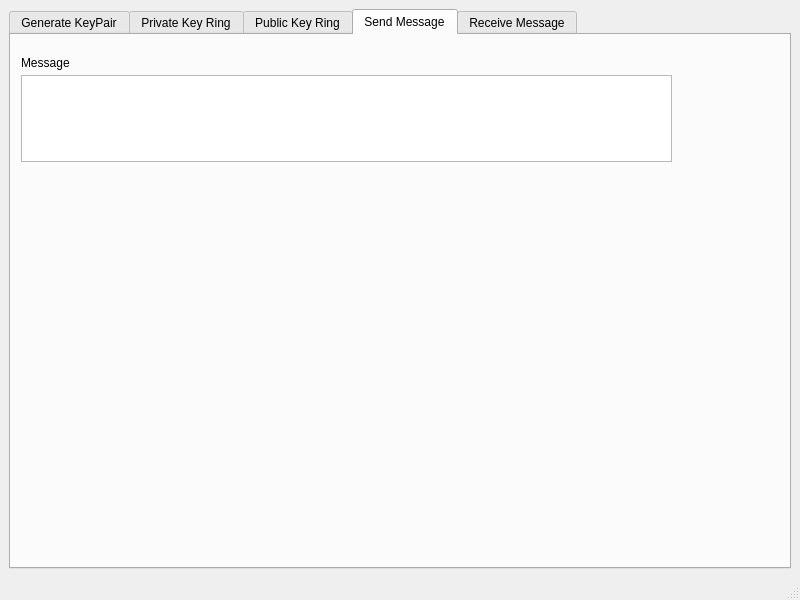
Before: the Qt Designer form OpenPGP/ui/MainWindow.ui in teodorcvijovic/open_pgp, drawn with Qt 5.
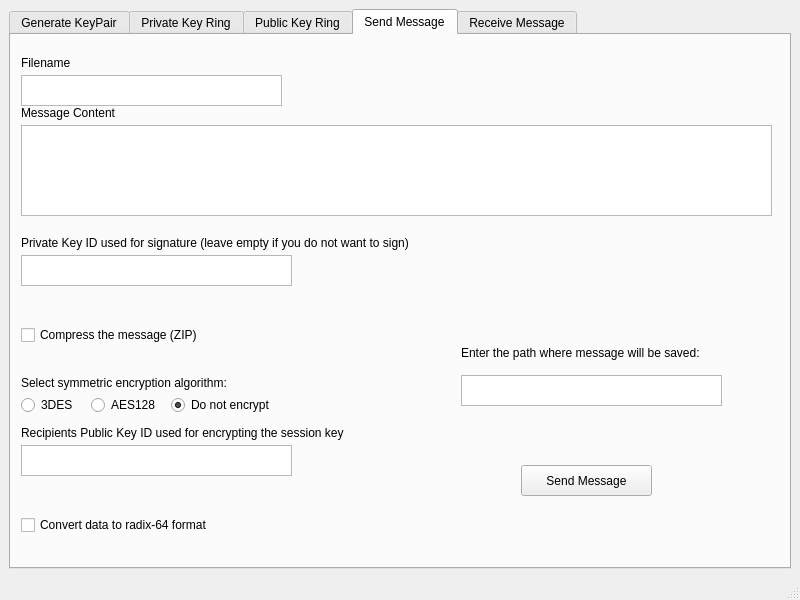
After: the same form once the commit is applied. The open tabs and pages were chosen to show the change.

```diff
--- a/OpenPGP/ui/MainWindow.ui
+++ b/OpenPGP/ui/MainWindow.ui
@@ -397,9 +397,9 @@
         <property name="geometry">
          <rect>
           <x>10</x>
-          <y>40</y>
-          <width>651</width>
-          <height>87</height>
+          <y>90</y>
+          <width>751</width>
+          <height>91</height>
          </rect>
         </property>
        </widget>
@@ -407,13 +407,227 @@
         <property name="geometry">
          <rect>
           <x>10</x>
+          <y>70</y>
+          <width>111</width>
+          <height>16</height>
+         </rect>
+        </property>
+        <property name="text">
+         <string>Message Content</string>
+        </property>
+       </widget>
+       <widget class="QCheckBox" name="zipCheckbox">
+        <property name="geometry">
+         <rect>
+          <x>10</x>
+          <y>290</y>
+          <width>201</width>
+          <height>20</height>
+         </rect>
+        </property>
+        <property name="text">
+         <string>Compress the message (ZIP)</string>
+        </property>
+       </widget>
+       <widget class="QCheckBox" name="radix64Checkbox">
+        <property name="geometry">
+         <rect>
+          <x>10</x>
+          <y>480</y>
+          <width>261</width>
+          <height>20</height>
+         </rect>
+        </property>
+        <property name="text">
+         <string>Convert data to radix-64 format</string>
+        </property>
+       </widget>
+       <widget class="QRadioButton" name="select3DES">
+        <property name="geometry">
+         <rect>
+          <x>10</x>
+          <y>360</y>
+          <width>95</width>
+          <height>20</height>
+         </rect>
+        </property>
+        <property name="text">
+         <string>3DES</string>
+        </property>
+        <property name="checked">
+         <bool>false</bool>
+        </property>
+        <attribute name="buttonGroup">
+         <string notr="true">SymmetricAlgoGroup</string>
+        </attribute>
+       </widget>
+       <widget class="QRadioButton" name="selectAES128">
+        <property name="geometry">
+         <rect>
+          <x>80</x>
+          <y>360</y>
+          <width>95</width>
+          <height>20</height>
+         </rect>
+        </property>
+        <property name="text">
+         <string>AES128</string>
+        </property>
+        <property name="checked">
+         <bool>false</bool>
+        </property>
+        <attribute name="buttonGroup">
+         <string notr="true">SymmetricAlgoGroup</string>
+        </attribute>
+       </widget>
+       <widget class="QLabel" name="label_9">
+        <property name="geometry">
+         <rect>
+          <x>10</x>
+          <y>340</y>
+          <width>251</width>
+          <height>16</height>
+         </rect>
+        </property>
+        <property name="text">
+         <string>Select symmetric encryption algorithm:</string>
+        </property>
+       </widget>
+       <widget class="QLabel" name="label_11">
+        <property name="geometry">
+         <rect>
+          <x>10</x>
+          <y>390</y>
+          <width>351</width>
+          <height>16</height>
+         </rect>
+        </property>
+        <property name="text">
+         <string>Recipients Public Key ID used for encrypting the session key</string>
+        </property>
+       </widget>
+       <widget class="QRadioButton" name="doNotEncrypt">
+        <property name="geometry">
+         <rect>
+          <x>160</x>
+          <y>360</y>
+          <width>141</width>
+          <height>20</height>
+         </rect>
+        </property>
+        <property name="text">
+         <string>Do not encrypt</string>
+        </property>
+        <property name="checked">
+         <bool>true</bool>
+        </property>
+        <attribute name="buttonGroup">
+         <string notr="true">SymmetricAlgoGroup</string>
+        </attribute>
+       </widget>
+       <widget class="QLabel" name="label_12">
+        <property name="geometry">
+         <rect>
+          <x>10</x>
+          <y>200</y>
+          <width>431</width>
+          <height>16</height>
+         </rect>
+        </property>
+        <property name="text">
+         <string>Private Key ID used for signature (leave empty if you do not want to sign)</string>
+        </property>
+       </widget>
+       <widget class="QLabel" name="label_13">
+        <property name="geometry">
+         <rect>
+          <x>450</x>
+          <y>310</y>
+          <width>271</width>
+          <height>16</height>
+         </rect>
+        </property>
+        <property name="text">
+         <string>Enter the path where message will be saved:</string>
+        </property>
+       </widget>
+       <widget class="QPlainTextEdit" name="pathTextBox">
+        <property name="geometry">
+         <rect>
+          <x>450</x>
+          <y>340</y>
+          <width>261</width>
+          <height>31</height>
+         </rect>
+        </property>
+       </widget>
+       <widget class="QPushButton" name="sendMessageButton">
+        <property name="geometry">
+         <rect>
+          <x>510</x>
+          <y>430</y>
+          <width>131</width>
+          <height>31</height>
+         </rect>
+        </property>
+        <property name="text">
+         <string>Send Message</string>
+        </property>
+       </widget>
+       <widget class="QPlainTextEdit" name="privateKeyTextBox">
+        <property name="geometry">
+         <rect>
+          <x>10</x>
+          <y>220</y>
+          <width>271</width>
+          <height>31</height>
+         </rect>
+        </property>
+       </widget>
+       <widget class="QPlainTextEdit" name="publicKeyTextbox">
+        <property name="geometry">
+         <rect>
+          <x>10</x>
+          <y>410</y>
+          <width>271</width>
+          <height>31</height>
+         </rect>
+        </property>
+       </widget>
+       <widget class="QLabel" name="label_14">
+        <property name="geometry">
+         <rect>
+          <x>10</x>
           <y>20</y>
-          <width>55</width>
+          <width>111</width>
           <height>16</height>
          </rect>
         </property>
         <property name="text">
-         <string>Message</string>
+         <string>Filename</string>
+        </property>
+       </widget>
+       <widget class="QPlainTextEdit" name="messageTitle">
+        <property name="geometry">
+         <rect>
+          <x>10</x>
+          <y>40</y>
+          <width>261</width>
+          <height>31</height>
+         </rect>
+        </property>
+       </widget>
+       <widget class="QLabel" name="errorLabel">
+        <property name="geometry">
+         <rect>
+          <x>450</x>
+          <y>380</y>
+          <width>281</width>
+          <height>41</height>
+         </rect>
+        </property>
+        <property name="text">
+         <string/>
         </property>
        </widget>
       </widget>
```
Left out of the diff: 13 changed lines with no effect on the pictures.
